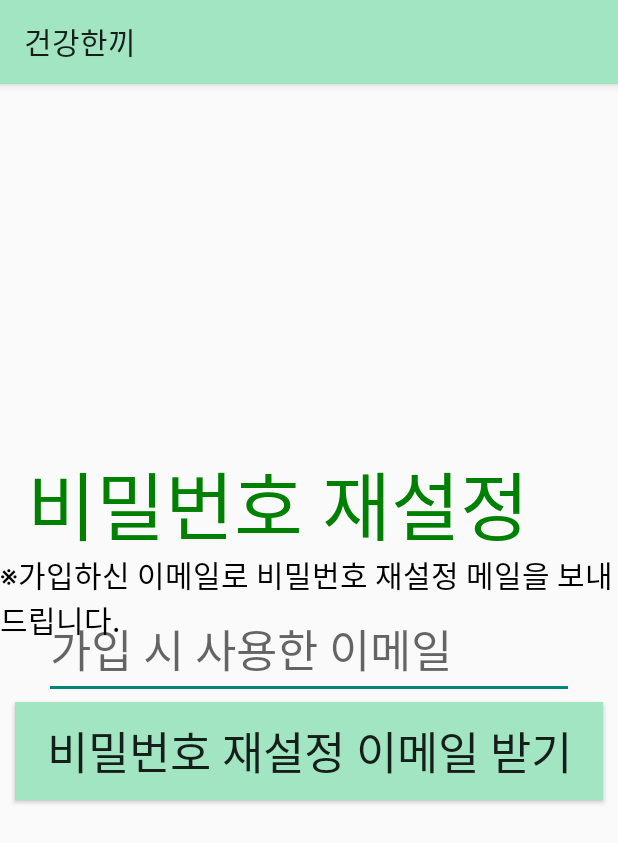
After one commit to mj-88/capstone1_project, an Android app: the FindPwdActivity screen opened directly, with no data from a screen before it, on a phone screen of 412 x 824 dp. The commit adds this screen. Shown: the top 843 px of the screen. Run offline under Robolectric (Android 15) with nearby library versions, the phone set to English and light mode, and no system bars; our stand-ins replace Firebase (no records; nobody signed in at launch, a user with empty details on screens opened directly).

Commit message:
find_pwd

```diff
--- /dev/null
+++ b/main/app/src/main/java/com/team1/myapplication/FindPwdActivity.java
@@ -0,0 +1,71 @@
+package com.team1.myapplication;
+
+import static androidx.constraintlayout.helper.widget.MotionEffect.TAG;
+
+import android.app.ProgressDialog;
+import android.content.Intent;
+import android.os.Bundle;
+import android.util.Log;
+import android.view.View;
+import android.widget.Button;
+import android.widget.EditText;
+import android.widget.TextView;
+import android.widget.Toast;
+
+import androidx.annotation.NonNull;
+import androidx.appcompat.app.AppCompatActivity;
+
+import com.google.android.gms.tasks.OnCompleteListener;
+import com.google.android.gms.tasks.Task;
+import com.google.firebase.auth.FirebaseAuth;
+
+public class FindPwdActivity extends AppCompatActivity implements View.OnClickListener {
+
+
+    private EditText editTextUserEmail;
+    private Button buttonFind;
+    private TextView textviewMessage;
+    private ProgressDialog progressDialog;
+    private FirebaseAuth firebaseAuth;
+
+
+
+    protected void onCreate(Bundle savedInstanceState) {
+        super.onCreate(savedInstanceState);
+        setContentView(R.layout.activity_findpwd);
+
+        editTextUserEmail = (EditText) findViewById(R.id.find_email);
+        buttonFind = (Button) findViewById(R.id.btn_find);
+        progressDialog = new ProgressDialog(this);
+        firebaseAuth = FirebaseAuth.getInstance();
+
+        buttonFind.setOnClickListener(this);
+
+    }
+
+    @Override
+    public void onClick(View view) {
+        if(view == buttonFind){
+            progressDialog.setMessage("처리중입니다. 잠시 기다려 주세요...");
+
+            progressDialog.show();
+
+            String emailAddress = editTextUserEmail.getText().toString().trim();
+            firebaseAuth.sendPasswordResetEmail(emailAddress)
+                    .addOnCompleteListener(new OnCompleteListener<Void>() {
+                        @Override
+                        public void onComplete(@NonNull Task<Void> task) {
+                            if(task.isSuccessful()){
+                                Toast.makeText(FindPwdActivity.this, "이메일 전송 성공.", Toast.LENGTH_LONG).show();
+                                finish();
+                                startActivity(new Intent(getApplicationContext(), LoginActivity.class));
+                            } else {
+                                Toast.makeText(FindPwdActivity.this, "전송 실패", Toast.LENGTH_LONG).show();
+                            }
+                            progressDialog.dismiss();
+                        }
+                    });
+
+        }
+    }
+}
--- a/main/app/src/main/java/com/team1/myapplication/RegisterActivity.java
+++ b/main/app/src/main/java/com/team1/myapplication/RegisterActivity.java
@@ -23,7 +23,7 @@ public class RegisterActivity extends AppCompatActivity {
 
     private FirebaseAuth mFirebaseAuth;
     private DatabaseReference mDatabaseRef;
-    private EditText mEtEmail, mEtPasswordCheck,mEtPassword;
+    private EditText mEtEmail, mEtPasswordCheck,mEtPassword,mEtWeight, mEtHeight,mEtNickName, mEtGender;
     private Button mBtnRegister;
 
     private RadioGroup radioGroup;
@@ -48,6 +48,10 @@ public class RegisterActivity extends AppCompatActivity {
                 String strEmail = mEtEmail.getText().toString(); //입력받은 이메일을 가져옴
                 String strPassWord = mEtPassword.getText().toString(); //입력받은 비밀번호를 가져옴
                 String pwdcheck = mEtPasswordCheck.getText().toString().trim(); //비밀번호를 맞게 입력했는지 확인
+
+//                String strWeight= mEtWeight.getText().toString();
+//                String strHeight = mEtHeight.getText().toString();
+//                String strNickName = mEtNickName.getText().toString();
 
                 //라디오 그룹 설정
                 radioGroup = (RadioGroup) findViewById(R.id.rg_gender);
--- /dev/null
+++ b/main/app/src/main/res/layout/activity_findpwd.xml
@@ -0,0 +1,62 @@
+<?xml version="1.0" encoding="utf-8"?>
+<androidx.constraintlayout.widget.ConstraintLayout xmlns:android="http://schemas.android.com/apk/res/android"
+    xmlns:app="http://schemas.android.com/apk/res-auto"
+    xmlns:tools="http://schemas.android.com/tools"
+    android:layout_width="match_parent"
+    android:layout_height="match_parent">
+
+    <EditText
+        android:id="@+id/find_email"
+        android:layout_width="wrap_content"
+        android:layout_height="wrap_content"
+        android:layout_marginTop="344dp"
+        android:ems="10"
+        android:inputType="textPersonName"
+        android:hint="가입 시 사용한 이메일"
+        android:textSize="30sp"
+        app:layout_constraintEnd_toEndOf="parent"
+        app:layout_constraintHorizontal_bias="0.502"
+        app:layout_constraintStart_toStartOf="parent"
+        app:layout_constraintTop_toTopOf="parent" />
+
+    <Button
+        android:id="@+id/btn_find"
+        android:layout_width="392dp"
+        android:layout_height="65dp"
+        android:layout_marginBottom="288dp"
+        android:background="#A1E5C3"
+        android:text="비밀번호 재설정 이메일 받기"
+        android:textSize="30sp"
+        app:layout_constraintBottom_toBottomOf="parent"
+        app:layout_constraintEnd_toEndOf="parent"
+        app:layout_constraintStart_toStartOf="parent"
+        app:layout_constraintTop_toBottomOf="@+id/find_email"
+        app:layout_constraintVertical_bias="0.373" />
+
+    <TextView
+        android:id="@+id/textView2"
+        android:layout_width="wrap_content"
+        android:layout_height="wrap_content"
+        android:fontFamily="@font/font01"
+        android:text="비밀번호 재설정"
+        android:textColor="#008000"
+        android:textSize="50sp"
+        app:layout_constraintBottom_toTopOf="@+id/find_email"
+        app:layout_constraintEnd_toEndOf="parent"
+        app:layout_constraintHorizontal_bias="0.233"
+        app:layout_constraintStart_toStartOf="parent"
+        app:layout_constraintTop_toTopOf="parent"
+        app:layout_constraintVertical_bias="0.898" />
+
+    <TextView
+        android:id="@+id/textView3"
+        android:layout_width="wrap_content"
+        android:layout_height="wrap_content"
+        android:layout_marginBottom="396dp"
+        android:text="※가입하신 이메일로 비밀번호 재설정 메일을 보내드립니다. "
+        android:textSize="20sp"
+        android:textColor="@color/black"
+        app:layout_constraintBottom_toBottomOf="parent"
+        app:layout_constraintEnd_toEndOf="parent"
+        app:layout_constraintStart_toStartOf="parent" />
+</androidx.constraintlayout.widget.ConstraintLayout>
```
Also changed, not shown: main/app/src/main/AndroidManifest.xml (+5 -2 lines), main/app/src/main/java/com/team1/myapplication/LoginActivity.java (+12 -0 lines), main/app/src/main/java/com/team1/myapplication/UserAccount.java (+42 -0 lines), main/app/src/main/res/layout/activity_register.xml (+16 -15 lines).
